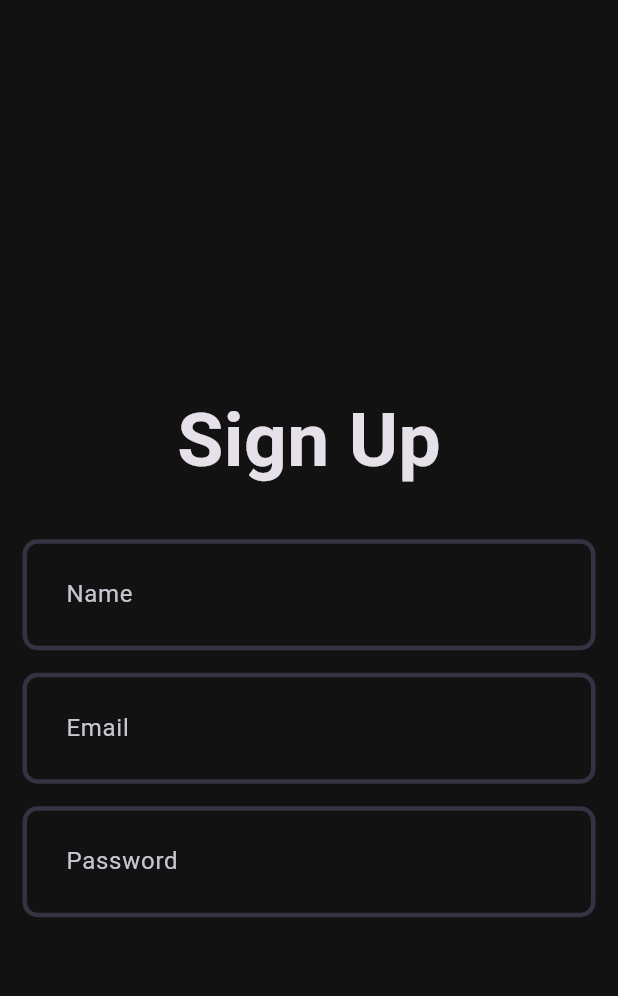
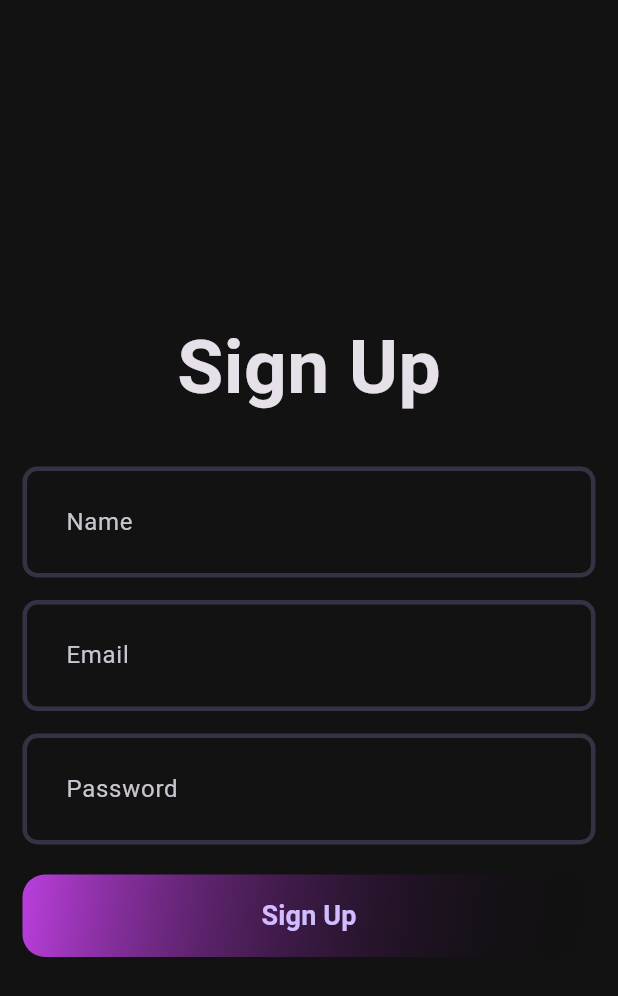
Before and after one commit to Jeffrey-joe-mathews/MUSick, a Flutter app: the screen it shows after launch, on a phone screen of 412 x 824 dp. Shown: the top 996 px of the screen. Run offline on Flutter 3.47's test engine with Material 3 defaults, Android fonts, the phone set to English and light mode, and no system bars.

Commit message:
made some changes to the view of the sign up page

```diff
--- a/client/lib/core/theme/app_pallete.dart
+++ b/client/lib/core/theme/app_pallete.dart
@@ -11,6 +11,7 @@ class Pallete {
   static const Color gradient2 = Color.fromRGBO(251, 109, 169, 1);
   static const Color gradient3 = Color.fromRGBO(255, 159, 124, 1);
   static const Color borderColor = Color.fromRGBO(52, 51, 67, 1);
+  static const Color blackColor = Colors.black;
   static const Color whiteColor = Colors.white;
   static const Color greyColor = Colors.grey;
   static const Color errorColor = Colors.redAccent;
--- a/client/lib/features/auth/view/pages/signup_page.dart
+++ b/client/lib/features/auth/view/pages/signup_page.dart
@@ -1,3 +1,4 @@
+import 'package:client/features/auth/view/widgets/my_auth_button.dart';
 import 'package:client/features/auth/view/widgets/my_text_form_field.dart';
 import 'package:flutter/material.dart';
 
@@ -24,20 +25,22 @@ class _SignupPageState extends State<SignupPage> {
           const Text('Sign Up', style: TextStyle(fontSize: 50, fontWeight: FontWeight.bold),),
           const SizedBox(height: 30,),
 
-          Mytextformfield(
+          const Mytextformfield(
             hintText: 'Name',
           ),
           const SizedBox(height: 15,),
 
-          Mytextformfield(
+          const Mytextformfield(
             hintText: 'Email'
           ),
           const SizedBox(height: 15,),
 
-          Mytextformfield(
+          const Mytextformfield(
             hintText: 'Password'
           ),
-          const SizedBox(height: 15,),
+          const SizedBox(height: 20,),
+          const MyAuthButton(),
+          const SizedBox(height: 37,),
         ],
       ),
     ),
--- /dev/null
+++ b/client/lib/features/auth/view/widgets/my_auth_button.dart
@@ -0,0 +1,35 @@
+import 'package:client/core/theme/app_pallete.dart';
+import 'package:flutter/material.dart';
+
+class MyAuthButton extends StatelessWidget {
+  const MyAuthButton({super.key});
+
+  static String text = "Sign Up";
+
+  @override
+  Widget build(BuildContext context) {
+    return Container(
+      decoration: BoxDecoration(
+        borderRadius: BorderRadius.circular(15),
+        gradient: LinearGradient(
+          colors: [Pallete.gradient1, Pallete.transparentColor],
+          begin: Alignment.topLeft,
+          end: Alignment.bottomRight
+        ),
+      ),
+      child: ElevatedButton(
+        onPressed: () {},
+        style: ElevatedButton.styleFrom(
+          elevation: 0,
+          fixedSize: const Size(395, 55),
+          backgroundColor: Pallete.transparentColor,
+          shadowColor: Pallete.transparentColor,
+        ),
+        child: Text(
+          "Sign Up",
+          style: TextStyle(fontSize: 18, fontWeight: FontWeight.w600),
+        ),
+      ),
+    );
+  }
+}
```
Also changed, not shown: 1 other file.
